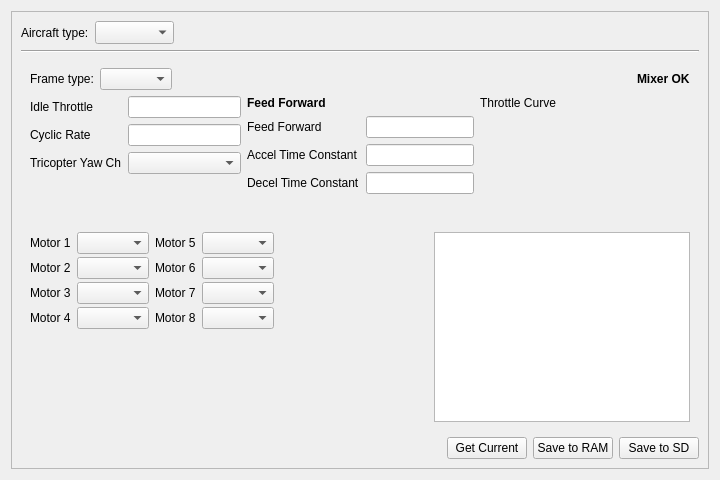
Above: ground/src/plugins/config/airframe.ui from openpilot/OpenPilot before the change. Below: the same form after it.
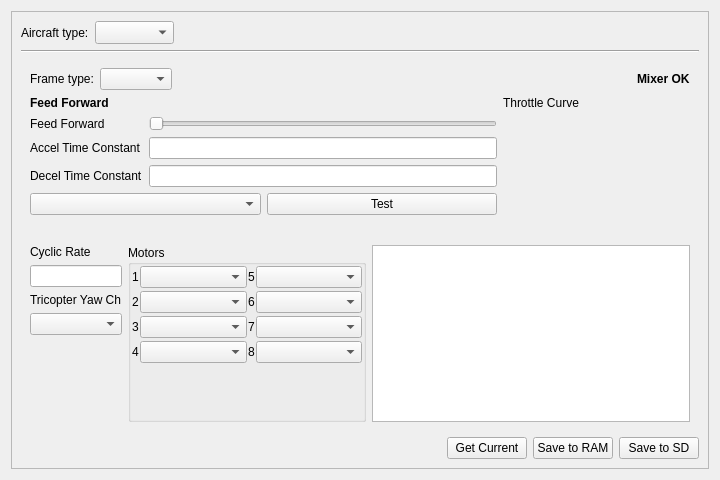
That is the form after the change. The open tabs and pages were chosen to show the change. Custom widgets are drawn as their Qt base class.

Commit message: OP-138 Small improvements and work on UI. Progressing slowly...

The edit to the form file:
```diff
--- a/ground/src/plugins/config/airframe.ui
+++ b/ground/src/plugins/config/airframe.ui
@@ -333,46 +333,9 @@
              </layout>
             </item>
             <item>
-             <layout class="QHBoxLayout" name="horizontalLayout_7">
+             <layout class="QHBoxLayout" name="horizontalLayout_7" stretch="5,2">
               <item>
-               <layout class="QFormLayout" name="formLayout_5">
-                <property name="fieldGrowthPolicy">
-                 <enum>QFormLayout::AllNonFixedFieldsGrow</enum>
-                </property>
-                <item row="0" column="0">
-                 <widget class="QLabel" name="label_18">
-                  <property name="text">
-                   <string>Idle Throttle</string>
-                  </property>
-                 </widget>
-                </item>
-                <item row="0" column="1">
-                 <widget class="QLineEdit" name="lineEdit"/>
-                </item>
-                <item row="1" column="0">
-                 <widget class="QLabel" name="label_14">
-                  <property name="text">
-                   <string>Cyclic Rate</string>
-                  </property>
-                 </widget>
-                </item>
-                <item row="1" column="1">
-                 <widget class="QLineEdit" name="lineEdit_2"/>
-                </item>
-                <item row="2" column="0">
-                 <widget class="QLabel" name="label_23">
-                  <property name="text">
-                   <string>Tricopter Yaw Ch</string>
-                  </property>
-                 </widget>
-                </item>
-                <item row="2" column="1">
-                 <widget class="QComboBox" name="comboBox_9"/>
-                </item>
-               </layout>
-              </item>
-              <item>
-               <layout class="QVBoxLayout" name="verticalLayout_11" stretch="0,1">
+               <layout class="QVBoxLayout" name="verticalLayout_11" stretch="0,1,0,0">
                 <item>
                  <widget class="QLabel" name="label_19">
                   <property name="font">
@@ -388,6 +351,9 @@
                 </item>
                 <item>
                  <layout class="QFormLayout" name="formLayout_7">
+                  <property name="fieldGrowthPolicy">
+                   <enum>QFormLayout::AllNonFixedFieldsGrow</enum>
+                  </property>
                   <item row="0" column="0">
                    <widget class="QLabel" name="label_20">
                     <property name="text">
@@ -396,7 +362,20 @@
                    </widget>
                   </item>
                   <item row="0" column="1">
-                   <widget class="QLineEdit" name="lineEdit_3"/>
+                   <widget class="QSlider" name="horizontalSlider">
+                    <property name="maximum">
+                     <number>100</number>
+                    </property>
+                    <property name="singleStep">
+                     <number>1</number>
+                    </property>
+                    <property name="orientation">
+                     <enum>Qt::Horizontal</enum>
+                    </property>
+                    <property name="tickPosition">
+                     <enum>QSlider::NoTicks</enum>
+                    </property>
+                   </widget>
                   </item>
                   <item row="1" column="0">
                    <widget class="QLabel" name="label_21">
@@ -420,6 +399,33 @@
                   </item>
                  </layout>
                 </item>
+                <item>
+                 <layout class="QHBoxLayout" name="horizontalLayout_9">
+                  <item>
+                   <widget class="QComboBox" name="comboBox_10"/>
+                  </item>
+                  <item>
+                   <widget class="QPushButton" name="pushButton">
+                    <property name="text">
+                     <string>Test</string>
+                    </property>
+                   </widget>
+                  </item>
+                 </layout>
+                </item>
+                <item>
+                 <spacer name="verticalSpacer_3">
+                  <property name="orientation">
+                   <enum>Qt::Vertical</enum>
+                  </property>
+                  <property name="sizeHint" stdset="0">
+                   <size>
+                    <width>20</width>
+                    <height>40</height>
+                   </size>
+                  </property>
+                 </spacer>
+                </item>
                </layout>
               </item>
               <item>
@@ -452,16 +458,94 @@
              </layout>
             </item>
             <item>
-             <layout class="QHBoxLayout" name="horizontalLayout_6">
+             <layout class="QHBoxLayout" name="horizontalLayout_6" stretch="1,3,4">
+              <item>
+               <layout class="QVBoxLayout" name="verticalLayout_10">
+                <item>
+                 <widget class="QLabel" name="label_14">
+                  <property name="text">
+                   <string>Cyclic Rate</string>
+                  </property>
+                 </widget>
+                </item>
+                <item>
+                 <widget class="QLineEdit" name="lineEdit_2">
+                  <property name="sizePolicy">
+                   <sizepolicy hsizetype="MinimumExpanding" vsizetype="Fixed">
+                    <horstretch>0</horstretch>
+                    <verstretch>0</verstretch>
+                   </sizepolicy>
+                  </property>
+                  <property name="minimumSize">
+                   <size>
+                    <width>40</width>
+                    <height>0</height>
+                   </size>
+                  </property>
+                 </widget>
+                </item>
+                <item>
+                 <widget class="QLabel" name="label_23">
+                  <property name="text">
+                   <string>Tricopter Yaw Ch</string>
+                  </property>
+                 </widget>
+                </item>
+                <item>
+                 <widget class="QComboBox" name="comboBox_9">
+                  <property name="sizePolicy">
+                   <sizepolicy hsizetype="MinimumExpanding" vsizetype="Fixed">
+                    <horstretch>0</horstretch>
+                    <verstretch>0</verstretch>
+                   </sizepolicy>
+                  </property>
+                  <property name="minimumSize">
+                   <size>
+                    <width>40</width>
+                    <height>0</height>
+                   </size>
+                  </property>
+                 </widget>
+                </item>
+                <item>
+                 <spacer name="verticalSpacer_4">
+                  <property name="orientation">
+                   <enum>Qt::Vertical</enum>
+                  </property>
+                  <property name="sizeHint" stdset="0">
+                   <size>
+                    <width>20</width>
+                    <height>40</height>
+                   </size>
+                  </property>
+                 </spacer>
+                </item>
+               </layout>
+              </item>
+              <item>
+               <widget class="QGroupBox" name="groupBox">
+                <property name="title">
+                 <string>Motors</string>
+                </property>
+                <layout class="QHBoxLayout" name="horizontalLayout_10">
+                 <property name="spacing">
+                  <number>1</number>
+                 </property>
+                 <property name="margin">
+                  <number>1</number>
+                 </property>
               <item>
                <layout class="QFormLayout" name="formLayout_2">
+                   <property name="fieldGrowthPolicy">
+                    <enum>QFormLayout::AllNonFixedFieldsGrow</enum>
+                   </property>
                 <property name="verticalSpacing">
                  <number>3</number>
                 </property>
                 <item row="0" column="0">
                  <widget class="QLabel" name="label_3">
                   <property name="text">
-                   <string>Motor 1</string>
+                      <string>1</string>
                   </property>
                  </widget>
                 </item>
@@ -477,7 +561,7 @@
                 <item row="1" column="0">
                  <widget class="QLabel" name="label_8">
                   <property name="text">
-                   <string>Motor 2</string>
+                      <string>2</string>
                   </property>
                  </widget>
                 </item>
@@ -493,7 +577,7 @@
                 <item row="2" column="0">
                  <widget class="QLabel" name="label_9">
                   <property name="text">
-                   <string>Motor 3</string>
+                      <string>3</string>
                   </property>
                  </widget>
                 </item>
@@ -509,7 +593,7 @@
                 <item row="3" column="0">
                  <widget class="QLabel" name="label_10">
                   <property name="text">
-                   <string>Motor 4</string>
+                      <string>4</string>
                   </property>
                  </widget>
                 </item>
@@ -535,7 +619,7 @@
                 <item row="0" column="0">
                  <widget class="QLabel" name="label_11">
                   <property name="text">
-                   <string>Motor 5</string>
+                      <string>5</string>
                   </property>
                  </widget>
                 </item>
@@ -557,7 +641,7 @@
                 <item row="1" column="0">
                  <widget class="QLabel" name="label_12">
                   <property name="text">
-                   <string>Motor 6</string>
+                      <string>6</string>
                   </property>
                  </widget>
                 </item>
@@ -573,7 +657,7 @@
                 <item row="2" column="0">
                  <widget class="QLabel" name="label_16">
                   <property name="text">
-                   <string>Motor 7</string>
+                      <string>7</string>
                   </property>
                  </widget>
                 </item>
@@ -589,7 +673,7 @@
                 <item row="3" column="0">
                  <widget class="QLabel" name="label_17">
                   <property name="text">
-                   <string>Motor 8</string>
+                      <string>8</string>
                   </property>
                  </widget>
                 </item>
@@ -604,21 +688,24 @@
                 </item>
                </layout>
               </item>
+                </layout>
+               </widget>
+              </item>
               <item>
-               <spacer name="horizontalSpacer_6">
-                <property name="orientation">
-                 <enum>Qt::Horizontal</enum>
+               <widget class="QGraphicsView" name="quadShape">
+                <property name="sizePolicy">
+                 <sizepolicy hsizetype="MinimumExpanding" vsizetype="MinimumExpanding">
+                  <horstretch>0</horstretch>
+                  <verstretch>0</verstretch>
+                 </sizepolicy>
                 </property>
-                <property name="sizeHint" stdset="0">
+                <property name="minimumSize">
                  <size>
-                  <width>40</width>
-                  <height>20</height>
+                  <width>110</width>
+                  <height>110</height>
                  </size>
                 </property>
-               </spacer>
-              </item>
-              <item>
-               <widget class="QGraphicsView" name="quadShape"/>
+               </widget>
               </item>
              </layout>
             </item>
```
Left out of the diff: 102 changed lines with no effect on the pictures. Lines whose indentation alone changed are shown as unchanged. The commit also changes 1 other file.
